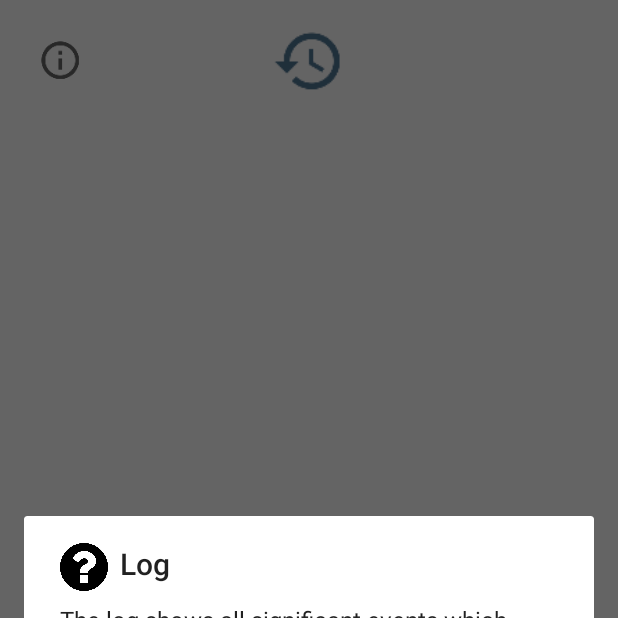
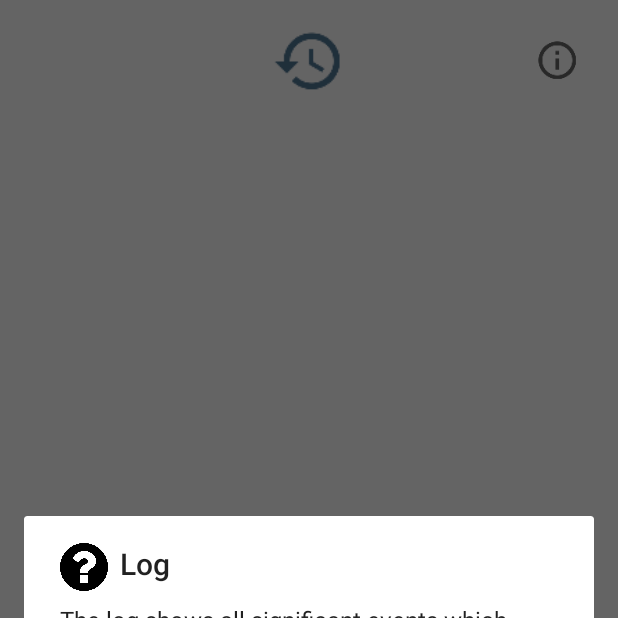
Before and after one commit to unit02/LuggageTracker, an Android app: the fragment LogFragment shown on its own in the app's theme, after a tap on an icon or button, on a phone screen of 412 x 824 dp, the top half of it. Run offline under Robolectric (Android 15) with nearby library versions, the phone set to English and light mode, and no system bars; our stand-ins replace Firebase (no records; nobody signed in at launch, a user with empty details on screens opened directly); 2 statements that could not run were skipped.

Commit message:
Moved the information icon to the right.

```diff
--- a/app/src/main/res/layout/fragment_log.xml
+++ b/app/src/main/res/layout/fragment_log.xml
@@ -24,9 +24,9 @@
             android:src="@drawable/ic_info_outline_black_36dp"
             android:id="@+id/helpBtn"
             android:layout_alignParentTop="true"
-            android:layout_alignParentStart="true"
+            android:layout_alignParentEnd="true"
             android:layout_marginTop="25dp"
-            android:layout_marginStart="25dp"
+            android:layout_marginEnd="25dp"
             android:alpha="0.6"
             />
 
```
